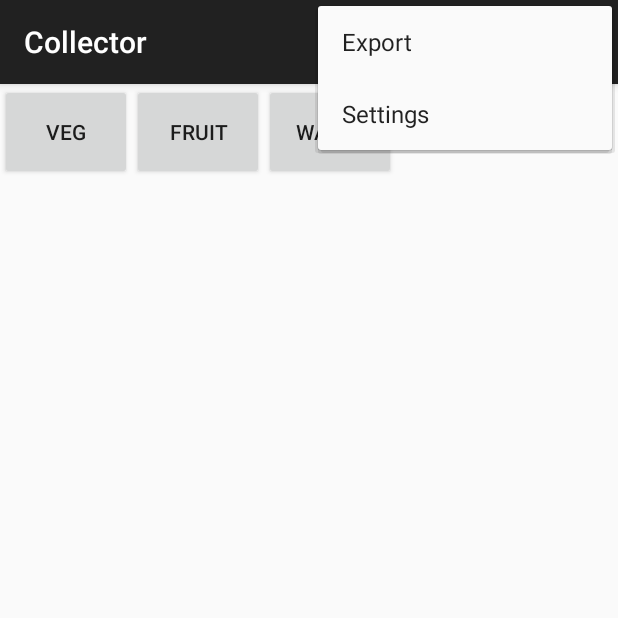
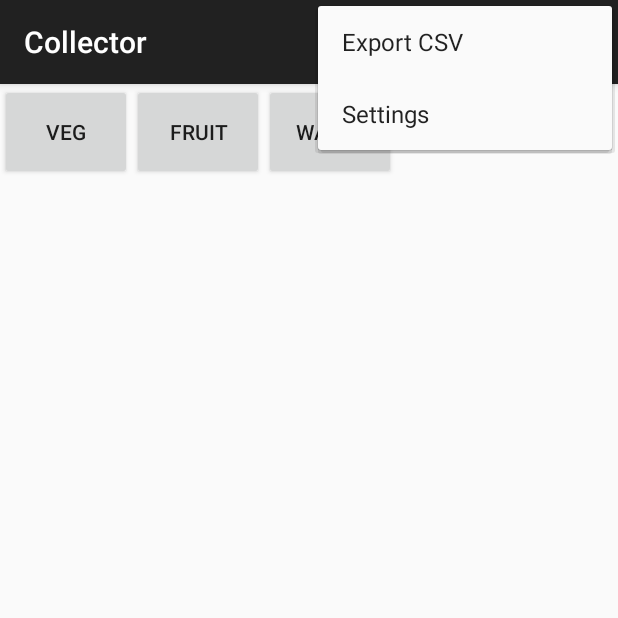
Before and after one commit to avh4/trackitall-android, an Android app: the MainActivity screen opened directly, with no data from a screen before it, with the options menu open, on a phone screen of 412 x 824 dp, the top half of it. Run offline under Robolectric (Android 15) with nearby library versions, the phone set to English and light mode, and no system bars; libraries missing offline, so code that uses them is left out: com.dropbox.sync, com.segment.android; 6 statements that could not run were skipped.

Commit message:
Clean up Export menu

```diff
--- a/app/src/main/res/menu/main.xml
+++ b/app/src/main/res/menu/main.xml
@@ -3,9 +3,7 @@
       xmlns:tools="http://schemas.android.com/tools"
       tools:context="net.avh4.trackitall.app.MainActivity">
     <item android:id="@+id/action_export"
-          android:title="@string/action_export"
-          android:icon="@android:drawable/ic_menu_share"
-          android:showAsAction="always|withText"/>
+          android:title="@string/action_export"/>
     <item android:id="@+id/action_settings"
           android:title="@string/action_settings"
           android:orderInCategory="100"
--- a/app/src/main/res/values/strings.xml
+++ b/app/src/main/res/values/strings.xml
@@ -6,7 +6,7 @@
     <string name="type_vegetables_label">Veg</string>
     <string name="type_fruit_label">Fruit</string>
     <string name="type_water_label">Water</string>
-    <string name="action_export">Export</string>
+    <string name="action_export">Export CSV</string>
     <string name="progress_exporting">Exporting...</string>
 
 </resources>
```
